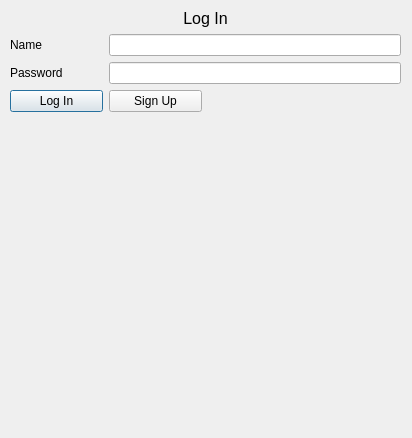
Before: the Qt Designer form gui.ui in JoeyCouncill/bank, drawn with Qt 5.
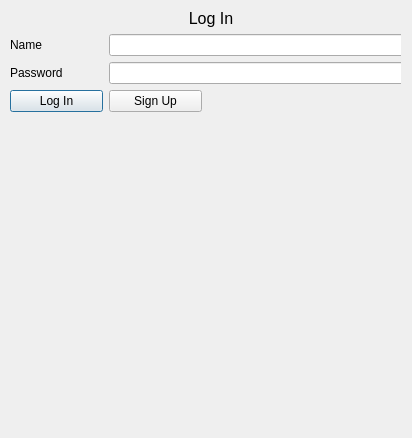
After: the same form once the commit is applied.

Diff of the .ui file:
```diff
--- a/gui.ui
+++ b/gui.ui
@@ -40,7 +40,7 @@
       <rect>
        <x>0</x>
        <y>10</y>
-       <width>391</width>
+       <width>402</width>
        <height>421</height>
       </rect>
      </property>
@@ -145,6 +145,28 @@
         </property>
        </widget>
       </item>
+      <item row="6" column="1">
+       <widget class="QLabel" name="log_in_error_label">
+        <property name="sizePolicy">
+         <sizepolicy hsizetype="Fixed" vsizetype="Preferred">
+          <horstretch>0</horstretch>
+          <verstretch>0</verstretch>
+         </sizepolicy>
+        </property>
+        <property name="minimumSize">
+         <size>
+          <width>289</width>
+          <height>0</height>
+         </size>
+        </property>
+        <property name="text">
+         <string/>
+        </property>
+        <property name="wordWrap">
+         <bool>true</bool>
+        </property>
+       </widget>
+      </item>
      </layout>
     </widget>
    </widget>
```
Left out of the diff: 7 changed lines with no effect on the pictures.
